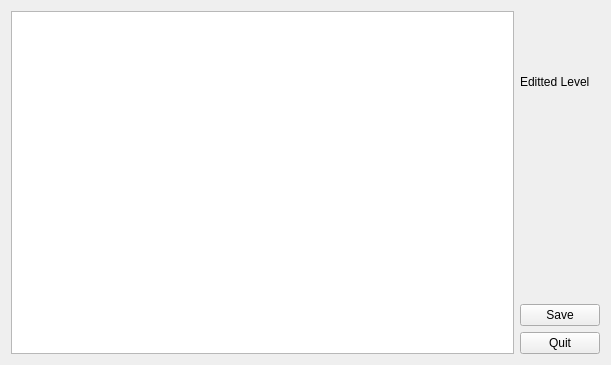
First picture: the form in GUI/editlevelform.ui, repository Ts-myself/CS205_Proj, before the edit.
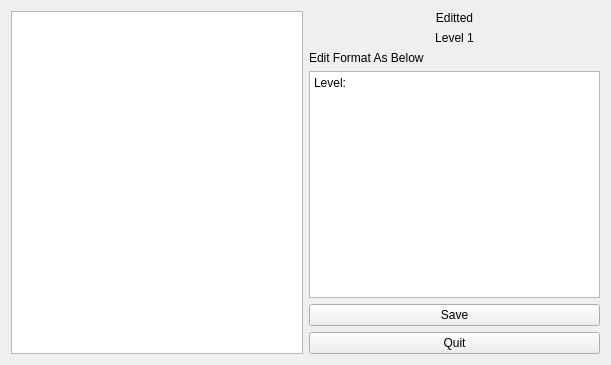
Second picture: the form after the edit.

Commit message: 继续改txt加载level

The edit to the form file:
```diff
--- a/GUI/editlevelform.ui
+++ b/GUI/editlevelform.ui
@@ -22,14 +22,42 @@
      <item>
       <widget class="QLabel" name="levelInfoLabel_4">
        <property name="text">
-        <string>Editted Level</string>
+        <string>Editted</string>
        </property>
+       <property name="alignment">
+        <set>Qt::AlignCenter</set>
+       </property>
       </widget>
      </item>
      <item>
       <widget class="QLabel" name="label_404">
        <property name="text">
-        <string/>
+        <string>Level 1</string>
+       </property>
+       <property name="alignment">
+        <set>Qt::AlignCenter</set>
+       </property>
+      </widget>
+     </item>
+     <item>
+      <widget class="QLabel" name="label_304">
+       <property name="text">
+        <string>Edit Format As Below</string>
+       </property>
+      </widget>
+     </item>
+     <item>
+      <widget class="QTextBrowser" name="textBrowser">
+       <property name="html">
+        <string>&lt;!DOCTYPE HTML PUBLIC &quot;-//W3C//DTD HTML 4.0//EN&quot; &quot;http://www.w3.org/TR/REC-html40/strict.dtd&quot;&gt;
+&lt;html&gt;&lt;head&gt;&lt;meta name=&quot;qrichtext&quot; content=&quot;1&quot; /&gt;&lt;meta charset=&quot;utf-8&quot; /&gt;&lt;style type=&quot;text/css&quot;&gt;
+p, li { white-space: pre-wrap; }
+hr { height: 1px; border-width: 0; }
+li.unchecked::marker { content: &quot;\2610&quot;; }
+li.checked::marker { content: &quot;\2612&quot;; }
+&lt;/style&gt;&lt;/head&gt;&lt;body style=&quot; font-family:'Microsoft YaHei UI'; font-size:9pt; font-weight:400; font-style:normal;&quot;&gt;
+&lt;p style=&quot; margin-top:0px; margin-bottom:0px; margin-left:0px; margin-right:0px; -qt-block-indent:0; text-indent:0px;&quot;&gt;Level:&lt;/p&gt;
+&lt;p style=&quot;-qt-paragraph-type:empty; margin-top:0px; margin-bottom:0px; margin-left:0px; margin-right:0px; -qt-block-indent:0; text-indent:0px;&quot;&gt;&lt;br /&gt;&lt;/p&gt;&lt;/body&gt;&lt;/html&gt;</string>
        </property>
       </widget>
      </item>
```
Left out of the diff: 2 changed lines with no effect on the pictures. The commit also changes 2 other files.
